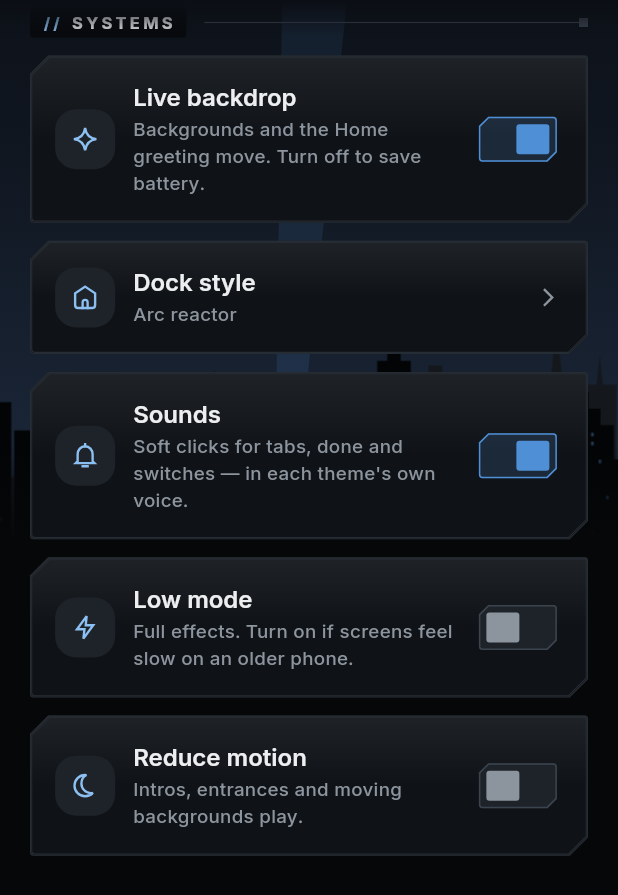
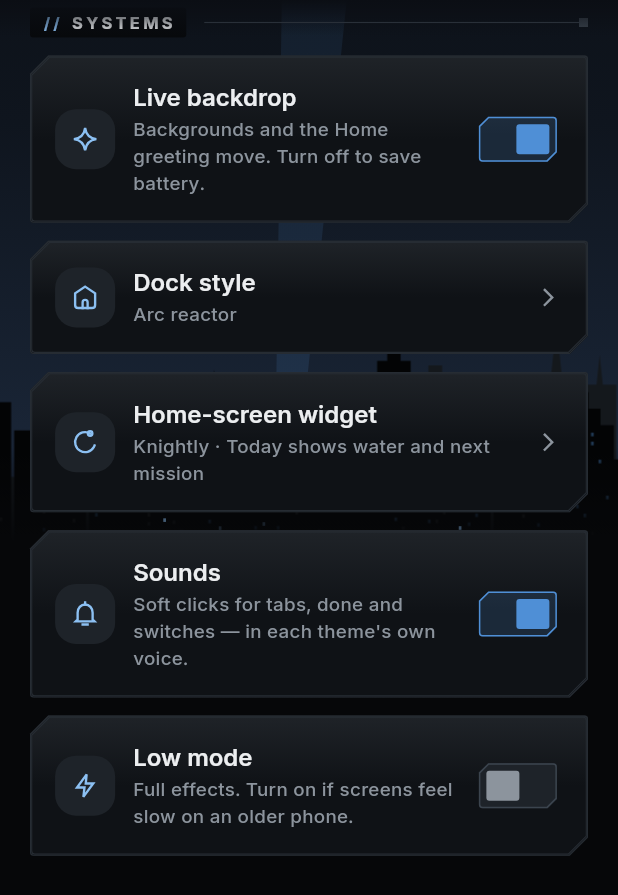
Before and after one commit to aryaprasad2501/Knightly, a Flutter app: the SettingsScreen screen opened by its route, scrolled down 576 dp, on a phone screen of 412 x 824 dp. Shown: the top 895 px of the screen. Run offline on Flutter 3.47's test engine with Material 3 defaults, Android fonts, the phone set to English and light mode, and no system bars; our stand-ins replace drift, drift_flutter, flutter_local_notifications, flutter_riverpod, geolocator, go_router and 6 more; missing offline and left inert: home_widget; accounts and stored records are empty; generated files the repository leaves out were written again; statements that could not run were skipped.

Commit message:
Today widget: choose its two lower lines
Co-Authored-By: Claude Opus 5.5 <noreply@anthropic.com>

```diff
--- a/lib/app/home_widget_sync.dart
+++ b/lib/app/home_widget_sync.dart
@@ -13,6 +13,7 @@ import '../features/calendar/domain/calendar_event.dart';
 import '../features/habits/application/habits_providers.dart';
 import '../features/home_care/application/home_care_providers.dart';
 import '../features/home_care/data/home_arrival.dart';
+import '../features/settings/application/display_controllers.dart';
 import '../features/routines/application/routines_providers.dart';
 import '../features/tasks/application/tasks_providers.dart';
 import '../features/water/application/water_providers.dart';
@@ -82,11 +83,26 @@ final todayWidgetDataProvider = Provider<TodayWidgetData>((ref) {
 
   final total = (missions?.totalToday ?? 0) + (habits?.dueToday ?? 0) + (routines?.dueToday ?? 0);
   final done = (missions?.completedToday ?? 0) + (habits?.doneToday ?? 0) + (routines?.doneToday ?? 0);
+  // The two lower lines are the person's choice (Settings › Home-screen widget).
+  final (lineA, lineB) = ref.watch(widgetLinesProvider).value ?? (WidgetLine.water, WidgetLine.nextMission);
+  String line(WidgetLine l) => switch (l) {
+    WidgetLine.water => water == null ? '' : 'Water ${formatMl(water.totalMl)} of ${formatMl(water.goalMl)}',
+    WidgetLine.nextMission => upcoming == null ? '' : 'Next: ${upcoming.title}',
+    WidgetLine.nextEvent =>
+      nextEvent == null
+          ? ''
+          : nextEvent.time == null
+          ? 'Today: ${nextEvent.event.title}'
+          : '${hhmm(nextEvent.time!)} ${nextEvent.event.title}',
+    WidgetLine.habits =>
+      habits == null || habits.dueToday == 0 ? '' : 'Habits ${habits.doneToday} of ${habits.dueToday}',
+    WidgetLine.none => '',
+  };
   return TodayWidgetData(
     progress: total == 0 ? '—' : '${(done / total * 100).round()}% done',
     detail: total == 0 ? 'Nothing due today' : '$done of $total commitments',
-    water: water == null ? '' : 'Water ${formatMl(water.totalMl)} of ${formatMl(water.goalMl)}',
-    next: upcoming == null ? '' : 'Next: ${upcoming.title}',
+    water: line(lineA),
+    next: line(lineB),
     modules: {
       'mission': missions == null
           ? (title: 'MISSIONS', value: _off.value, detail: _off.detail)
--- a/lib/features/settings/application/display_controllers.dart
+++ b/lib/features/settings/application/display_controllers.dart
@@ -155,6 +155,48 @@ final dockStyleProvider = Provider<KDockStyle>((ref) {
   };
 });
 
+/// What one of the two lower lines of the "Knightly · Today" widget shows.
+enum WidgetLine {
+  water('Water'),
+  nextMission('Next mission'),
+  nextEvent('Next event'),
+  habits('Habits'),
+  none('Nothing');
+
+  const WidgetLine(this.label);
+
+  final String label;
+
+  static WidgetLine parse(String? stored, WidgetLine fallback) =>
+      values.where((l) => l.name == stored).firstOrNull ?? fallback;
+}
+
+/// The Today widget's two lower lines (`widget.today_lines` = "first,second";
+/// water and next mission by default).
+class WidgetLinesController extends AsyncNotifier<(WidgetLine, WidgetLine)> {
+  static const storageKey = 'widget.today_lines';
+
+  @override
+  Future<(WidgetLine, WidgetLine)> build() async {
+    final parts = (await ref.watch(settingsRepositoryProvider).read(storageKey))?.split(',') ?? const [];
+    return (
+      WidgetLine.parse(parts.firstOrNull, WidgetLine.water),
+      WidgetLine.parse(parts.length > 1 ? parts[1] : null, WidgetLine.nextMission),
+    );
+  }
+
+  Future<void> set({WidgetLine? first, WidgetLine? second}) async {
+    final (a, b) = await future;
+    final next = (first ?? a, second ?? b);
+    state = AsyncData(next);
+    await ref.read(settingsRepositoryProvider).write(storageKey, '${next.$1.name},${next.$2.name}');
+  }
+}
+
+final widgetLinesProvider = AsyncNotifierProvider<WidgetLinesController, (WidgetLine, WidgetLine)>(
+  WidgetLinesController.new,
+);
+
 /// "1.0.0 (12)" from the installed app; null where it can't be read (tests).
 final appVersionProvider = FutureProvider<String?>((ref) async {
   try {
--- a/lib/features/settings/presentation/settings_screen.dart
+++ b/lib/features/settings/presentation/settings_screen.dart
@@ -88,6 +88,54 @@ class SettingsScreen extends ConsumerWidget {
                         selected: m == mode,
                         onSelected: (_) => ref.read(dockModeProvider.notifier).set(m),
                       ),
+                  ],
+                );
+              },
+            ),
+          ),
+        ),
+        const SizedBox(height: KSpacing.md),
+        KCard(
+          glyph: KGlyphs.progress,
+          title: 'Home-screen widget',
+          subtitle: () {
+            final (a, b) = ref.watch(widgetLinesProvider).value ?? (WidgetLine.water, WidgetLine.nextMission);
+            return 'Knightly · Today shows ${a.label.toLowerCase()} and ${b.label.toLowerCase()}';
+          }(),
+          trailing: chevron,
+          onTap: () => showKBottomSheet<void>(
+            context: context,
+            title: 'Home-screen widget',
+            subtitle:
+                'Choose the two lines under the progress on "Knightly · Today". The small widgets '
+                '(Missions, Habits, Water, Next event) can be added on their own.',
+            child: Consumer(
+              builder: (context, ref, _) {
+                final (a, b) =
+                    ref.watch(widgetLinesProvider).value ?? (WidgetLine.water, WidgetLine.nextMission);
+                Widget row(String title, WidgetLine value, void Function(WidgetLine) pick) => Column(
+                  crossAxisAlignment: CrossAxisAlignment.start,
+                  children: [
+                    Text(title, style: context.textStyles.labelMedium),
+                    const SizedBox(height: KSpacing.xs),
+                    Wrap(
+                      spacing: KSpacing.sm,
+                      runSpacing: KSpacing.sm,
+                      children: [
+                        for (final l in WidgetLine.values)
+                          KChip(label: l.label, selected: l == value, onSelected: (_) => pick(l)),
+                      ],
+                    ),
+                  ],
+                );
+                final widgetLines = ref.read(widgetLinesProvider.notifier);
+                return Column(
+                  crossAxisAlignment: CrossAxisAlignment.stretch,
+                  mainAxisSize: MainAxisSize.min,
+                  children: [
+                    row('First line', a, (l) => widgetLines.set(first: l)),
+                    const SizedBox(height: KSpacing.lg),
+                    row('Second line', b, (l) => widgetLines.set(second: l)),
                   ],
                 );
               },
```
Also changed, not shown: 2 other files.
